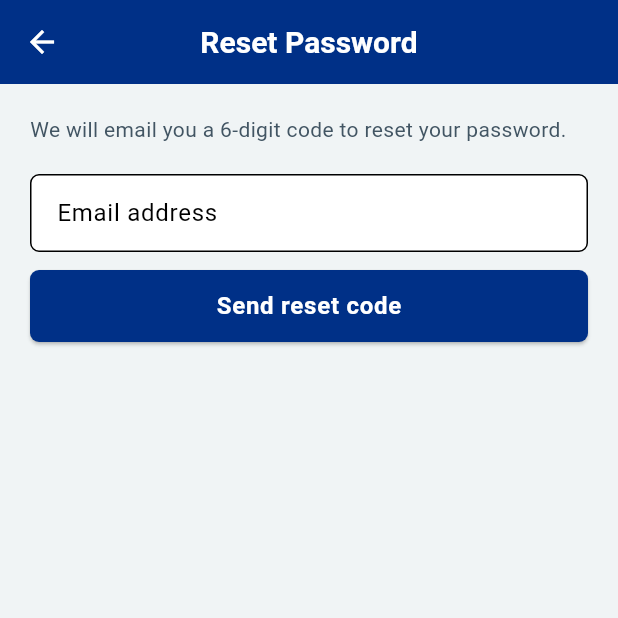
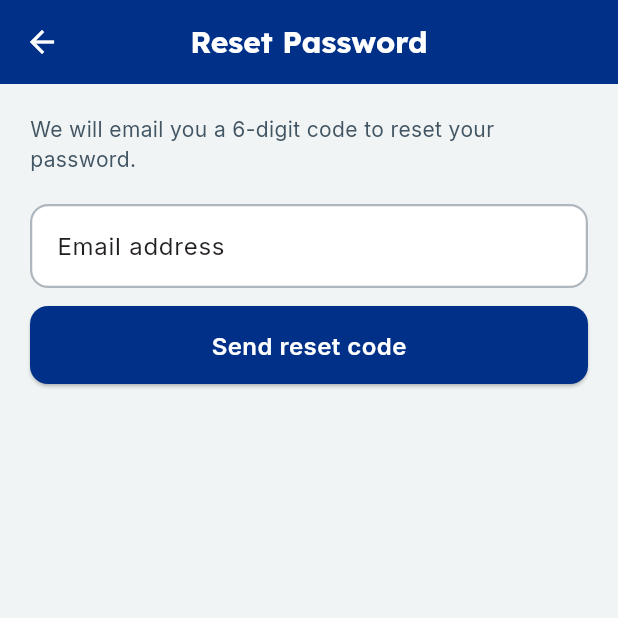
Before and after one commit to hritiksah15/CareAttend, a Flutter app: the screen it shows after launch, after a tap on "Forgot password?", on a phone screen of 412 x 824 dp, the top half of it. Run offline on Flutter 3.47's test engine with Material 3 defaults, Android fonts, the light colour scheme and no system bars; our stand-ins replace file_picker, fl_chart, google_fonts, image_picker, pdf, printing; missing offline and left inert: dart:html; accounts and stored records are empty; network calls fail; Roboto replaces fonts that are missing (Arial).

Commit message:
feat(app): design-system foundation (tokens, typography, theme, widgets)
Introduce a real design system as the base for the world-class/accessibility
upgrade:
- lib/theme/design_tokens.dart: spacing/radius/motion scales + semantic colour
  tokens (NHS palette; Medium amber darkened for AAA-leaning contrast) + shadow.
- lib/theme/app_typography.dart: Lexend headings (reading-proficiency optimised)
  + Inter body via google_fonts, replacing fontFamily 'Arial'.
- nhs_theme.dart rebuilt on tokens + typography with full Material 3 component
  themes (card/button/input/chip/dialog/nav/snackbar); colour constants kept for
  back-compat.
- lib/widgets/ui.dart: shared AppCard, ScreenHeader, SectionHeader, RiskBadge,
  StatTile, EmptyState, ErrorView, animated SkeletonList.
- dashboard stat cards spaced into a proper grid.

Screens render with upgraded typography/elevation immediately; per-screen refactor
onto the shared widgets follows.

```diff
--- a/care_attend_app/lib/nhs_theme.dart
+++ b/care_attend_app/lib/nhs_theme.dart
@@ -1,190 +1,143 @@
 import 'package:flutter/material.dart';
+import 'theme/design_tokens.dart';
+import 'theme/app_typography.dart';
 
+/// CareAttend theme. Colour constants preserved for backward compatibility with
+/// existing screens; the [theme]/[darkTheme] getters are rebuilt on the design
+/// tokens ([AppSpace]/[AppRadius]/[AppColors]) and real typography ([AppType]).
 class NHSTheme {
-  static const Color blue = Color(0xFF003087);
-  static const Color darkBlue = Color(0xFF002060);
-  static const Color lightBlue = Color(0xFF41B6E6);
+  static const Color blue = AppColors.brand;
+  static const Color darkBlue = AppColors.brandDark;
+  static const Color lightBlue = AppColors.brandAccent;
   static const Color white = Color(0xFFFFFFFF);
-  static const Color paleGrey = Color(0xFFF0F4F5);
-  static const Color grey = Color(0xFFAEB7BD);
-  static const Color darkGrey = Color(0xFF425563);
-  static const Color black = Color(0xFF231F20);
+  static const Color paleGrey = AppColors.paleGrey;
+  static const Color grey = AppColors.grey;
+  static const Color darkGrey = AppColors.darkGrey;
+  static const Color black = AppColors.ink;
 
-  static const Color riskLow = Color(0xFF007F3B);
-  static const Color riskMedium = Color(0xFFFFB81C);
-  static const Color riskHigh = Color(0xFFDA291C);
-  static const Color riskLowBg = Color(0xFFE8F5E9);
-  static const Color riskMediumBg = Color(0xFFFFF8E1);
-  static const Color riskHighBg = Color(0xFFFFEBEE);
+  static const Color riskLow = AppColors.riskLow;
+  static const Color riskMedium = AppColors.riskMedium;
+  static const Color riskHigh = AppColors.riskHigh;
+  static const Color riskLowBg = AppColors.riskLowBg;
+  static const Color riskMediumBg = AppColors.riskMediumBg;
+  static const Color riskHighBg = AppColors.riskHighBg;
 
-  static ThemeData get theme => ThemeData(
-        useMaterial3: true,
-        primaryColor: blue,
-        scaffoldBackgroundColor: paleGrey,
-        fontFamily: 'Arial',
-        colorScheme: const ColorScheme.light(
+  static const Color darkBg = AppColors.darkBg;
+  static const Color darkSurface = AppColors.darkSurface;
+
+  static ThemeData get theme => _build(Brightness.light);
+  static ThemeData get darkTheme => _build(Brightness.dark);
+
+  static ThemeData _build(Brightness brightness) {
+    final dark = brightness == Brightness.dark;
+    final scheme = dark
+        ? const ColorScheme.dark(
+            primary: lightBlue,
+            secondary: lightBlue,
+            surface: AppColors.darkSurface,
+            error: riskHigh,
+            onPrimary: AppColors.ink,
+          )
+        : const ColorScheme.light(
             primary: blue,
             secondary: lightBlue,
+            surface: white,
             error: riskHigh,
-          surface: white,
+            onSurface: AppColors.ink,
+          );
+
+    final textTheme = AppType.textTheme(brightness);
+
+    return ThemeData(
+      useMaterial3: true,
+      brightness: brightness,
+      colorScheme: scheme,
+      scaffoldBackgroundColor: dark ? AppColors.darkBg : AppColors.paleGrey,
+      textTheme: textTheme,
+      splashFactory: InkSparkle.splashFactory,
+      appBarTheme: AppBarTheme(
+        backgroundColor: dark ? AppColors.darkSurface : blue,
+        foregroundColor: white,
+        elevation: 0,
+        scrolledUnderElevation: 2,
+        centerTitle: true,
+        titleTextStyle: textTheme.titleLarge?.copyWith(color: white, fontSize: 20),
       ),
-        // Material 3 bottom navigation — the app's signature chrome,
-        // visually distinct from the website's top tab bar.
+      cardTheme: CardThemeData(
+        color: dark ? AppColors.darkSurface : white,
+        elevation: 0,
+        shape: RoundedRectangleBorder(borderRadius: BorderRadius.circular(AppRadius.lg)),
+        margin: const EdgeInsets.symmetric(vertical: 6),
+      ),
       navigationBarTheme: NavigationBarThemeData(
-          backgroundColor: white,
-          indicatorColor: lightBlue.withValues(alpha: 0.22),
+        backgroundColor: dark ? AppColors.darkSurface : white,
+        indicatorColor: lightBlue.withValues(alpha: dark ? 0.30 : 0.20),
         elevation: 3,
-          height: 68,
+        height: 70,
         labelBehavior: NavigationDestinationLabelBehavior.alwaysShow,
         iconTheme: WidgetStateProperty.resolveWith((states) {
-            final selected = states.contains(WidgetState.selected);
-            return IconThemeData(
-              size: 26,
-              color: selected ? blue : darkGrey,
-            );
+          final sel = states.contains(WidgetState.selected);
+          return IconThemeData(size: 26, color: sel ? (dark ? lightBlue : blue) : grey);
         }),
         labelTextStyle: WidgetStateProperty.resolveWith((states) {
-            final selected = states.contains(WidgetState.selected);
-            return TextStyle(
-              fontFamily: 'Arial',
+          final sel = states.contains(WidgetState.selected);
+          return textTheme.labelMedium?.copyWith(
             fontSize: 12,
-              fontWeight: selected ? FontWeight.w700 : FontWeight.w500,
-              color: selected ? blue : darkGrey,
+            color: sel ? (dark ? lightBlue : blue) : darkGrey,
           );
         }),
       ),
-        cardTheme: CardThemeData(
-          color: white,
-          elevation: 1.5,
-          shape: RoundedRectangleBorder(
-            borderRadius: BorderRadius.circular(14),
-          ),
-          margin: const EdgeInsets.symmetric(horizontal: 12, vertical: 8),
-        ),
-        appBarTheme: const AppBarTheme(
-          backgroundColor: blue,
-          foregroundColor: white,
-          elevation: 2,
-          centerTitle: true,
-          titleTextStyle: TextStyle(
-            fontFamily: 'Arial',
-            fontSize: 20,
-            fontWeight: FontWeight.w700,
-            color: white,
+      elevatedButtonTheme: ElevatedButtonThemeData(
+        style: ElevatedButton.styleFrom(
+          backgroundColor: dark ? lightBlue : blue,
+          foregroundColor: dark ? AppColors.ink : white,
+          minimumSize: const Size(double.infinity, 52),
+          shape: RoundedRectangleBorder(borderRadius: BorderRadius.circular(AppRadius.md)),
+          textStyle: textTheme.labelLarge?.copyWith(fontSize: 16, letterSpacing: 0.3),
         ),
       ),
-        elevatedButtonTheme: ElevatedButtonThemeData(
-          style: ElevatedButton.styleFrom(
-            backgroundColor: blue,
-            foregroundColor: white,
-            minimumSize: const Size(double.infinity, 48),
-            shape: RoundedRectangleBorder(
-              borderRadius: BorderRadius.circular(6),
-            ),
-            textStyle: const TextStyle(
-              fontSize: 16,
-              fontWeight: FontWeight.w700,
-              letterSpacing: 0.5,
-            ),
+      outlinedButtonTheme: OutlinedButtonThemeData(
+        style: OutlinedButton.styleFrom(
+          minimumSize: const Size(0, 48),
+          shape: RoundedRectangleBorder(borderRadius: BorderRadius.circular(AppRadius.md)),
         ),
       ),
       inputDecorationTheme: InputDecorationTheme(
         filled: true,
-          fillColor: white,
+        fillColor: dark ? AppColors.darkSurfaceAlt : white,
         border: OutlineInputBorder(
-            borderRadius: BorderRadius.circular(6),
+          borderRadius: BorderRadius.circular(AppRadius.md),
+          borderSide: const BorderSide(color: grey, width: 1.5),
+        ),
+        enabledBorder: OutlineInputBorder(
+          borderRadius: BorderRadius.circular(AppRadius.md),
           borderSide: const BorderSide(color: grey, width: 1.5),
         ),
         focusedBorder: OutlineInputBorder(
-            borderRadius: BorderRadius.circular(6),
-            borderSide: const BorderSide(color: blue, width: 2),
+          borderRadius: BorderRadius.circular(AppRadius.md),
+          borderSide: BorderSide(color: dark ? lightBlue : blue, width: 2),
         ),
-          contentPadding:
-              const EdgeInsets.symmetric(horizontal: 14, vertical: 14),
+        contentPadding: const EdgeInsets.symmetric(horizontal: 14, vertical: 16),
       ),
+      chipTheme: ChipThemeData(
+        backgroundColor: dark ? AppColors.darkSurfaceAlt : AppColors.paleGrey,
+        labelStyle: textTheme.bodySmall,
+        shape: RoundedRectangleBorder(borderRadius: BorderRadius.circular(AppRadius.lg)),
+        side: BorderSide.none,
+      ),
+      dialogTheme: DialogThemeData(
+        shape: RoundedRectangleBorder(borderRadius: BorderRadius.circular(AppRadius.lg)),
+      ),
+      snackBarTheme: SnackBarThemeData(
+        behavior: SnackBarBehavior.floating,
+        shape: RoundedRectangleBorder(borderRadius: BorderRadius.circular(AppRadius.md)),
+      ),
+      dividerTheme: const DividerThemeData(space: 1, thickness: 1),
     );
-
-  // Dark mode — mirrors the website's high-contrast slate palette.
-  static const Color darkBg = Color(0xFF1A1A2E);
-  static const Color darkSurface = Color(0xFF16213E);
-
-  static ThemeData get darkTheme => ThemeData(
-        useMaterial3: true,
-        brightness: Brightness.dark,
-        primaryColor: lightBlue,
-        scaffoldBackgroundColor: darkBg,
-        fontFamily: 'Arial',
-        colorScheme: const ColorScheme.dark(
-          primary: lightBlue,
-          secondary: lightBlue,
-          surface: darkSurface,
-          error: riskHigh,
-        ),
-        appBarTheme: const AppBarTheme(
-          backgroundColor: darkSurface,
-          foregroundColor: white,
-          elevation: 2,
-          centerTitle: true,
-          titleTextStyle: TextStyle(
-            fontFamily: 'Arial',
-            fontSize: 20,
-            fontWeight: FontWeight.w700,
-            color: white,
-          ),
-        ),
-        navigationBarTheme: NavigationBarThemeData(
-          backgroundColor: darkSurface,
-          indicatorColor: lightBlue.withValues(alpha: 0.30),
-          elevation: 3,
-          height: 68,
-          labelBehavior: NavigationDestinationLabelBehavior.alwaysShow,
-        ),
-        cardTheme: CardThemeData(
-          color: darkSurface,
-          elevation: 1.5,
-          shape: RoundedRectangleBorder(
-            borderRadius: BorderRadius.circular(14),
-          ),
-          margin: const EdgeInsets.symmetric(horizontal: 12, vertical: 8),
-        ),
-        elevatedButtonTheme: ElevatedButtonThemeData(
-          style: ElevatedButton.styleFrom(
-            backgroundColor: lightBlue,
-            foregroundColor: black,
-            minimumSize: const Size(double.infinity, 48),
-            shape: RoundedRectangleBorder(
-              borderRadius: BorderRadius.circular(6),
-            ),
-            textStyle: const TextStyle(
-              fontSize: 16,
-              fontWeight: FontWeight.w700,
-              letterSpacing: 0.5,
-            ),
-          ),
-        ),
-      );
-
-  static Color riskColor(String tier) {
-    switch (tier.toLowerCase()) {
-      case 'high':
-        return riskHigh;
-      case 'medium':
-        return riskMedium;
-      default:
-        return riskLow;
-    }
   }
 
-  static Color riskBgColor(String tier) {
-    switch (tier.toLowerCase()) {
-      case 'high':
-        return riskHighBg;
-      case 'medium':
-        return riskMediumBg;
-      default:
-        return riskLowBg;
-    }
-  }
+  static Color riskColor(String tier) => AppColors.riskColor(tier);
+  static Color riskBgColor(String tier) => AppColors.riskBg(tier);
 
   static String ageGroup(int age) {
     if (age < 18) return 'Under 18';
--- a/care_attend_app/lib/screens/dashboard_screen.dart
+++ b/care_attend_app/lib/screens/dashboard_screen.dart
@@ -94,10 +94,13 @@ class _DashboardScreenState extends State<DashboardScreen> {
       widgets.addAll([
         Row(children: [
           _statCard('Total', '$total', NHSTheme.blue),
+          const SizedBox(width: 10),
           _statCard('High', '${d['high_risk'] ?? 0}', NHSTheme.riskHigh),
         ]),
+        const SizedBox(height: 10),
         Row(children: [
           _statCard('Medium', '${d['medium_risk'] ?? 0}', NHSTheme.riskMedium),
+          const SizedBox(width: 10),
           _statCard('Low', '${d['low_risk'] ?? 0}', NHSTheme.riskLow),
         ]),
         const SizedBox(height: 8),
--- /dev/null
+++ b/care_attend_app/lib/theme/app_typography.dart
@@ -0,0 +1,41 @@
+import 'package:flutter/material.dart';
+import 'package:google_fonts/google_fonts.dart';
+
+/// Typography for CareAttend.
+///
+/// Lexend for headings — designed to improve reading proficiency, a deliberate
+/// choice for a vulnerable/low-literacy patient audience. Inter for body/UI:
+/// high legibility at small sizes. Both bundled via google_fonts.
+///
+/// For Urdu (RTL), Material falls back to a Nastaliq/Arabic script font supplied
+/// per-locale in the theme; this scale governs sizes/weights only.
+class AppType {
+  AppType._();
+
+  static TextTheme textTheme(Brightness brightness) {
+    final base = brightness == Brightness.dark
+        ? Typography.material2021().white
+        : Typography.material2021().black;
+
+    final heading = GoogleFonts.lexendTextTheme(base);
+    final body = GoogleFonts.interTextTheme(base);
+
+    return base.copyWith(
+      displayLarge: heading.displayLarge?.copyWith(fontWeight: FontWeight.w700),
+      displayMedium: heading.displayMedium?.copyWith(fontWeight: FontWeight.w700),
+      displaySmall: heading.displaySmall?.copyWith(fontWeight: FontWeight.w700),
+      headlineLarge: heading.headlineLarge?.copyWith(fontWeight: FontWeight.w700),
+      headlineMedium: heading.headlineMedium?.copyWith(fontWeight: FontWeight.w700),
+      headlineSmall: heading.headlineSmall?.copyWith(fontWeight: FontWeight.w700),
+      titleLarge: heading.titleLarge?.copyWith(fontWeight: FontWeight.w700, fontSize: 22),
+      titleMedium: heading.titleMedium?.copyWith(fontWeight: FontWeight.w600),
+      titleSmall: heading.titleSmall?.copyWith(fontWeight: FontWeight.w600),
+      bodyLarge: body.bodyLarge?.copyWith(fontSize: 16, height: 1.5),
+      bodyMedium: body.bodyMedium?.copyWith(fontSize: 14, height: 1.45),
+      bodySmall: body.bodySmall?.copyWith(fontSize: 12, height: 1.4),
+      labelLarge: body.labelLarge?.copyWith(fontWeight: FontWeight.w600),
+      labelMedium: body.labelMedium?.copyWith(fontWeight: FontWeight.w600),
+      labelSmall: body.labelSmall?.copyWith(fontWeight: FontWeight.w600),
+    );
+  }
+}
--- /dev/null
+++ b/care_attend_app/lib/theme/design_tokens.dart
@@ -0,0 +1,110 @@
+import 'package:flutter/material.dart';
+
+/// Design tokens for the CareAttend app.
+///
+/// Single source of truth for spacing, radius, elevation, motion, and semantic
+/// colour. Screens and widgets reference these instead of hard-coded numbers so
+/// the visual system stays consistent ("world-class" comes from consistency, not
+/// one-off flourishes). Colours keep the NHS Design System palette.
+class AppSpace {
+  AppSpace._();
+  static const double xs = 4;
+  static const double sm = 8;
+  static const double md = 12;
+  static const double lg = 16;
+  static const double xl = 24;
+  static const double xxl = 32;
+
+  static const EdgeInsets screen = EdgeInsets.all(lg);
+  static const EdgeInsets card = EdgeInsets.all(lg);
+}
+
+class AppRadius {
+  AppRadius._();
+  static const double sm = 8;
+  static const double md = 12;
+  static const double lg = 16;
+  static const Radius rSm = Radius.circular(sm);
+  static const Radius rMd = Radius.circular(md);
+  static const Radius rLg = Radius.circular(lg);
+}
+
+class AppMotion {
+  AppMotion._();
+  static const Duration fast = Duration(milliseconds: 150);
+  static const Duration base = Duration(milliseconds: 250);
+  static const Duration slow = Duration(milliseconds: 400);
+  static const Curve curve = Curves.easeOutCubic;
+}
+
+/// Semantic colour tokens. NHS palette underneath, exposed by role so widgets
+/// ask for meaning ("risk high") not a raw hex.
+class AppColors {
+  AppColors._();
+  // NHS brand
+  static const Color brand = Color(0xFF003087); // NHS Blue
+  static const Color brandDark = Color(0xFF002060);
+  static const Color brandAccent = Color(0xFF41B6E6); // NHS Light Blue
+
+  // Neutrals
+  static const Color paleGrey = Color(0xFFF0F4F5);
+  static const Color grey = Color(0xFFAEB7BD);
+  static const Color darkGrey = Color(0xFF425563);
+  static const Color ink = Color(0xFF231F20);
+
+  // Risk / status (AA+ contrast on white)
+  static const Color riskHigh = Color(0xFFD5281B); // darkened for AAA-leaning
+  static const Color riskMedium = Color(0xFF8A6100); // amber text-safe
+  static const Color riskLow = Color(0xFF007F3B);
+  static const Color riskHighBg = Color(0xFFFFEBEE);
+  static const Color riskMediumBg = Color(0xFFFFF8E1);
+  static const Color riskLowBg = Color(0xFFE8F5E9);
+
+  static const Color success = riskLow;
+  static const Color warning = Color(0xFFB8860B);
+  static const Color danger = riskHigh;
+
+  // Dark surface set (high-contrast slate)
+  static const Color darkBg = Color(0xFF12182B);
+  static const Color darkSurface = Color(0xFF1B2540);
+  static const Color darkSurfaceAlt = Color(0xFF243154);
+
+  static Color riskColor(String tier) {
+    switch (tier.toLowerCase()) {
+      case 'high':
+        return riskHigh;
+      case 'medium':
+        return riskMedium;
+      default:
+        return riskLow;
+    }
+  }
+
+  static Color riskBg(String tier) {
+    switch (tier.toLowerCase()) {
+      case 'high':
+        return riskHighBg;
+      case 'medium':
+        return riskMediumBg;
+      default:
+        return riskLowBg;
+    }
+  }
+}
+
+/// Soft, layered elevation shadows (one tier used app-wide for calm depth).
+class AppShadow {
+  AppShadow._();
+  static List<BoxShadow> get card => [
+        BoxShadow(
+          color: Colors.black.withValues(alpha: 0.05),
+          blurRadius: 10,
+          offset: const Offset(0, 2),
+        ),
+        BoxShadow(
+          color: Colors.black.withValues(alpha: 0.03),
+          blurRadius: 2,
+          offset: const Offset(0, 1),
+        ),
+      ];
+}
```
Also changed, not shown: care_attend_app/lib/widgets/ui.dart (added, +204 -0 lines). Lines whose indentation alone changed are shown as unchanged.
